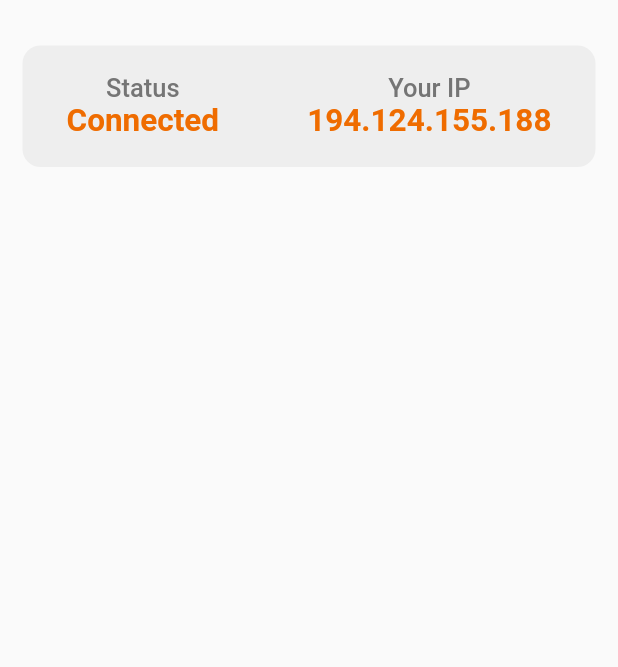
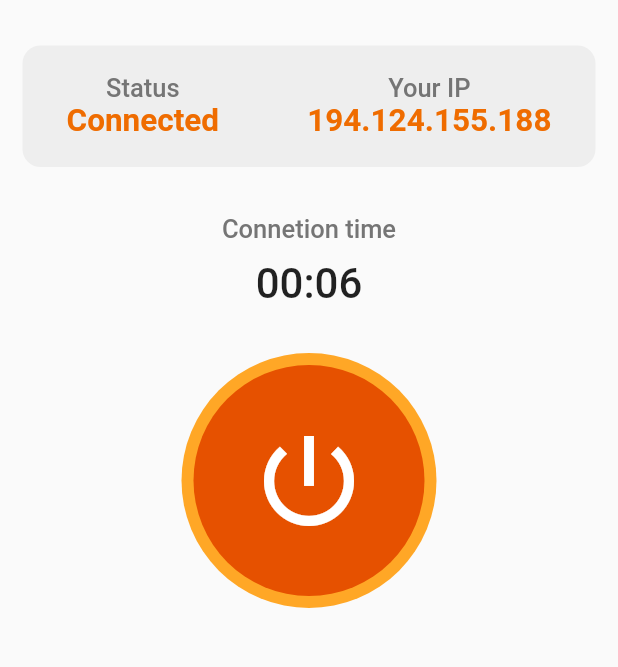
Before and after one commit to jeremiasramirez/flutter-vpn-app, a Flutter app: the screen it shows after launch, on a phone screen of 412 x 824 dp, the part 61-728 px from its top. Run offline on Flutter 3.47's test engine with Material 2 defaults, Android fonts, the phone set to English and light mode, and no system bars; our stand-ins replace animate_do.

Commit message:
agregado de button activatevpn + animation

```diff
--- a/lib/pages/home.page.dart
+++ b/lib/pages/home.page.dart
@@ -1,5 +1,6 @@
 import 'package:animate_do/animate_do.dart';
 import 'package:flutter/material.dart';
+import 'package:flutter_softvpn/widgets/separated.widget.dart';
 
 class HomePage extends StatelessWidget {
   @override
@@ -16,32 +17,9 @@ class HomePage extends StatelessWidget {
             ),
             body: Center(
                 child: Column(children: [
-              FadeInUp(
-                from: 20,
-                child: Container(
-                    margin: EdgeInsets.all(15),
-                    padding: EdgeInsets.only(top: 18, bottom: 18),
-                    decoration: BoxDecoration(
-                        color: Colors.grey[200],
-                        borderRadius: BorderRadius.circular(12)),
-                    child: Row(
-                      mainAxisAlignment: MainAxisAlignment.spaceAround,
-                      children: [
-                        Column(
-                          children: [
-                            this.textOpacity("Status"),
-                            this.textOrange("Connected"),
-                          ],
-                        ),
-                        Column(
-                          children: [
-                            this.textOpacity("Your IP"),
-                            this.textOrange("194.124.155.188"),
-                          ],
-                        )
-                      ],
-                    )),
-              )
+              this.containIp(),
+              this.timingVpn(),
+              this.activateVpn()
             ]))));
   }
 
@@ -60,4 +38,73 @@ class HomePage extends StatelessWidget {
             fontSize: 17,
             fontWeight: FontWeight.w500));
   }
+
+  FadeInUp containIp() {
+    return FadeInUp(
+      from: 15,
+      child: Container(
+          margin: EdgeInsets.all(15),
+          padding: EdgeInsets.only(top: 18, bottom: 18),
+          decoration: BoxDecoration(
+              color: Colors.grey[200], borderRadius: BorderRadius.circular(12)),
+          child: Row(
+            mainAxisAlignment: MainAxisAlignment.spaceAround,
+            children: [
+              Column(
+                children: [
+                  this.textOpacity("Status"),
+                  this.textOrange("Connected"),
+                ],
+              ),
+              Column(
+                children: [
+                  this.textOpacity("Your IP"),
+                  this.textOrange("194.124.155.188"),
+                ],
+              )
+            ],
+          )),
+    );
+  }
+
+  Widget timingVpn() {
+    return FadeInUp(
+        from: 30,
+        child: Container(
+            child: Column(children: [
+          SeparatedWidget(0, 16),
+          this.textOpacity("Connetion time"),
+          SeparatedWidget(0, 10),
+          Text("00:06",
+              style: TextStyle(fontSize: 28, fontWeight: FontWeight.w500)),
+          SeparatedWidget(0, 30),
+        ])));
+  }
+
+  Widget activateVpn() {
+    return Container(
+        width: 170,
+        height: 170,
+        decoration: BoxDecoration(
+            color: Colors.orange[400],
+            borderRadius: BorderRadius.circular(125)),
+        child: Center(
+          child: ClipRRect(
+              borderRadius: BorderRadius.circular(110),
+              child: ZoomIn(
+                duration: Duration(seconds: 1),
+                child: TextButton(
+                    onPressed: () {},
+                    child: Container(
+                      width: 160,
+                      height: 160,
+                      child: Icon(Icons.power_settings_new,
+                          size: 80, color: Colors.white),
+                      decoration: BoxDecoration(
+                          color: Colors.orange[900],
+                          borderRadius: BorderRadius.circular(125)),
+                    )),
+              )),
+        ));
+  }
 }
--- /dev/null
+++ b/lib/widgets/separated.widget.dart
@@ -0,0 +1,10 @@
+import 'package:flutter/material.dart';
+
+class SeparatedWidget extends StatelessWidget {
+  double x = 0;
+  double y = 0;
+  SeparatedWidget(this.x, this.y);
+  SizedBox build(BuildContext context) {
+    return SizedBox(width: this.x, height: this.y);
+  }
+}
```
